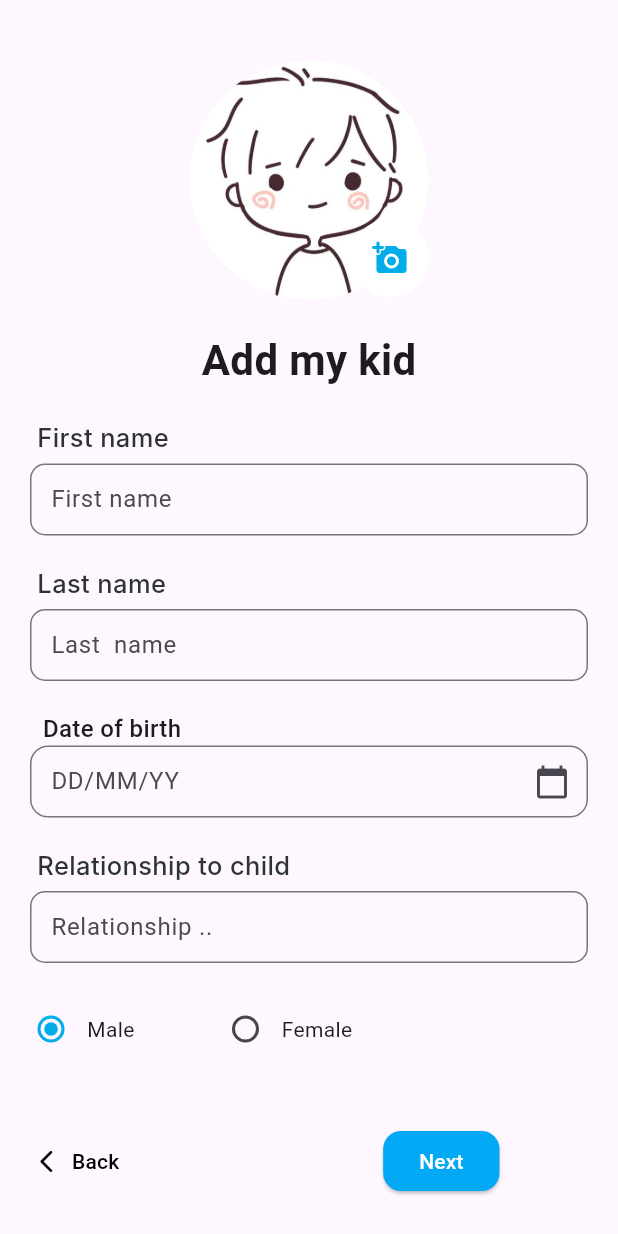
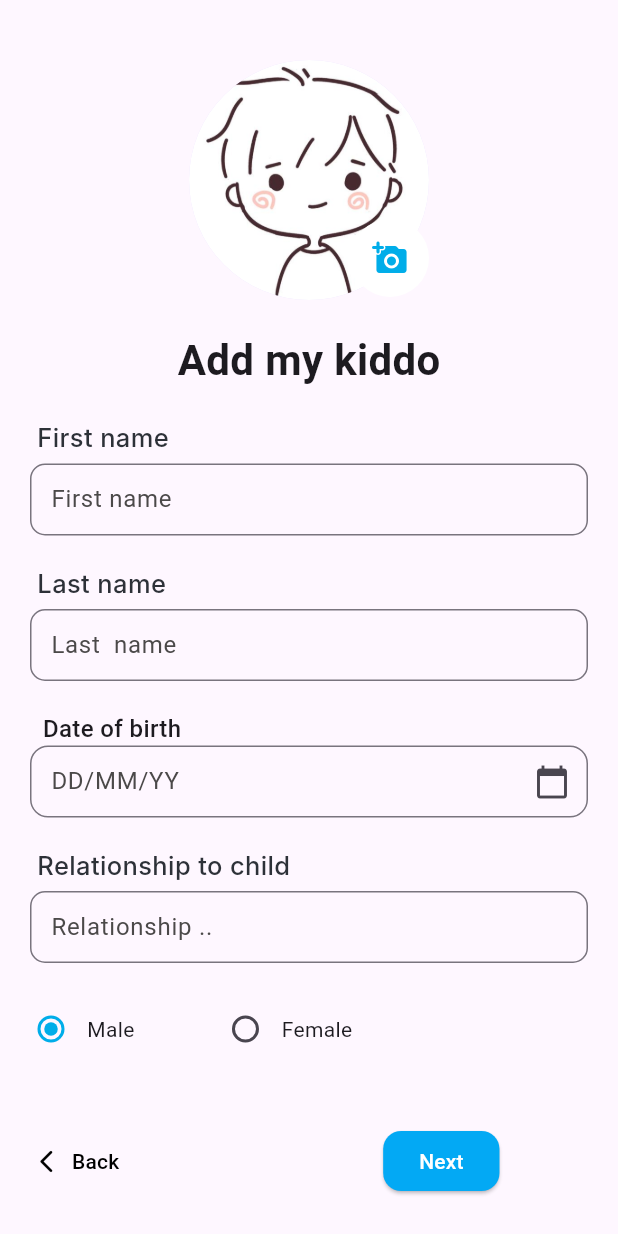
Before and after one commit to ImaneKr/mykiddonest, a Flutter app: the AddKid1 screen opened directly, on a phone screen of 412 x 824 dp. Run offline on Flutter 3.47's test engine with Material 3 defaults, Android fonts, the phone set to English and light mode, and no system bars; our stand-ins replace google_fonts, image_picker; Roboto replaces fonts that are missing (Inter, intel, roboto mono).

Commit message:
empty commit

```diff
--- a/appmobile/lib/view/screens/addKid1.dart
+++ b/appmobile/lib/view/screens/addKid1.dart
@@ -81,7 +81,7 @@
             Padding(
               padding: EdgeInsets.only(top: 20),
               child: Text(
-                'Add my kid',
+                'Add my kiddo',
                 style: TextStyle(
                   fontFamily: 'roboto mono',
                   fontSize: 28,
```
